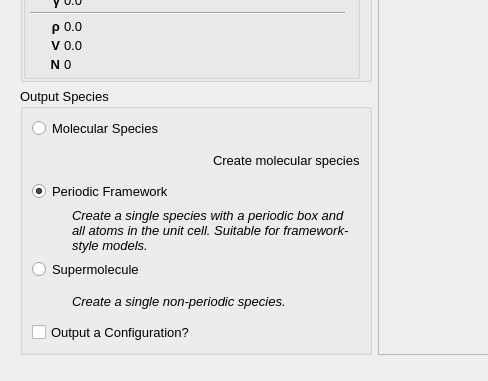
This is src/gui/importCIFDialog.ui in disorderedmaterials/dissolve as Qt 5 draws it before an edit; both pictures show x 0 to 488 and y 316 to 697 of the 840 by 697 pixel window. The edited form follows.
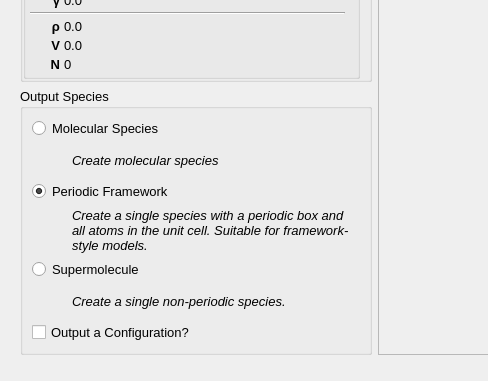
This is the edited form. The open tabs and pages were chosen to show the change. Icons and pictures are not drawn. Custom widgets are drawn as their Qt base class.

Commit message: Italic, and ensure things are aligned.

```diff
--- a/src/gui/importCIFDialog.ui
+++ b/src/gui/importCIFDialog.ui
@@ -1384,6 +1384,9 @@
                 <property name="orientation">
                  <enum>Qt::Horizontal</enum>
                 </property>
+                <property name="sizeType">
+                 <enum>QSizePolicy::Fixed</enum>
+                </property>
                 <property name="sizeHint" stdset="0">
                  <size>
                   <width>40</width>
@@ -1394,6 +1397,11 @@
               </item>
               <item>
                <widget class="QLabel" name="label_3">
+                <property name="font">
+                 <font>
+                  <italic>true</italic>
+                 </font>
+                </property>
                 <property name="text">
                  <string>Create molecular species</string>
                 </property>
```
Left out of the diff: 2 changed lines with no effect on the pictures.
